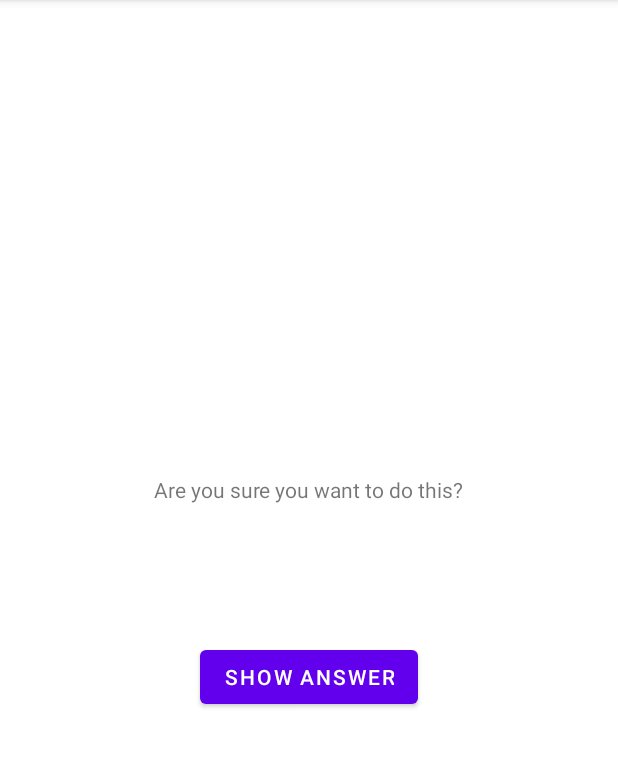
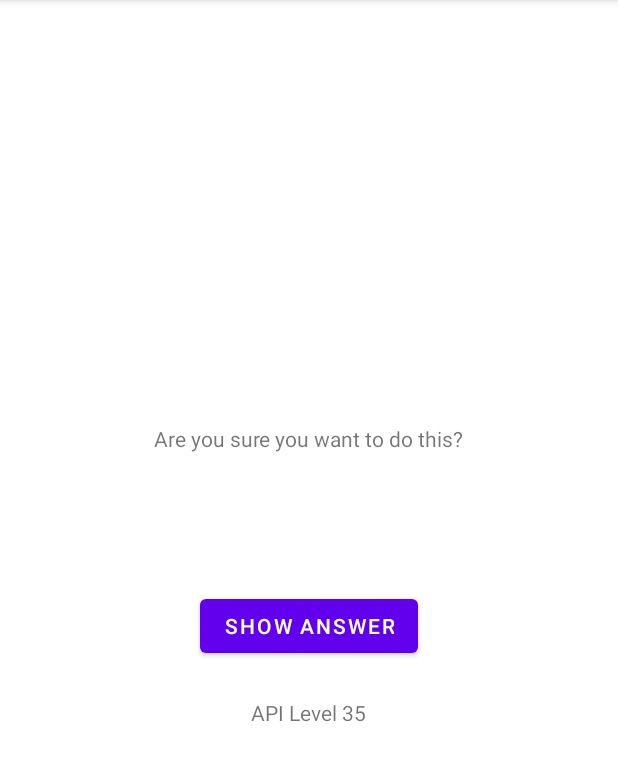
Before and after one commit to is-long/big-nerd-ranch-android, an Android app: the CheatActivity screen opened directly, with no data from a screen before it, on a phone screen of 412 x 824 dp, the part 84-865 px from its top. Run offline under Robolectric (Android 15) with nearby library versions, the phone set to English and light mode, and no system bars.

Commit message:
Done chapter 7 challenge: reporting the device's android's version

```diff
--- a/app/src/main/java/com/bignerdranch/android/geoquiz2/CheatActivity.kt
+++ b/app/src/main/java/com/bignerdranch/android/geoquiz2/CheatActivity.kt
@@ -3,6 +3,7 @@ package com.bignerdranch.android.geoquiz2
 import android.app.Activity
 import android.content.Context
 import android.content.Intent
+import android.os.Build
 import androidx.appcompat.app.AppCompatActivity
 import android.os.Bundle
 import android.widget.Button
@@ -17,6 +18,7 @@ private const val EXTRA_ANSWER_IS_TRUE =
 class CheatActivity : AppCompatActivity() {
 
     private lateinit var answerTextView: TextView
+    private lateinit var deviceAndroidVersionTextView: TextView
     private lateinit var showAnswerButton: Button
 
     // like static, avoid exposing EXTRA_ANSWER_IS_TRUE to other classes
@@ -38,6 +40,7 @@ class CheatActivity : AppCompatActivity() {
         answerIsTrue = intent.getBooleanExtra(EXTRA_ANSWER_IS_TRUE, false)
         answerTextView = findViewById(R.id.answer_text_view)
         showAnswerButton = findViewById(R.id.show_answer_button)
+        deviceAndroidVersionTextView =  findViewById(R.id.device_android_version)
         showAnswerButton.setOnClickListener {
             val answerText = when {
                 answerIsTrue -> R.string.true_button
@@ -47,6 +50,8 @@ class CheatActivity : AppCompatActivity() {
 
             setAnswerShownResult(true)
         }
+
+        deviceAndroidVersionTextView.text = "API Level " +  Build.VERSION.SDK_INT
     }
 
     // pack up result code, ready to be sent when CheatActivity is destroyed
--- a/app/src/main/res/layout/activity_cheat.xml
+++ b/app/src/main/res/layout/activity_cheat.xml
@@ -26,4 +26,11 @@
         android:layout_height="wrap_content"
         android:text="@string/show_answer_button"
         />
+    <TextView
+        android:id="@+id/device_android_version"
+        android:layout_width="wrap_content"
+        android:layout_height="wrap_content"
+        android:padding="24dp"
+        tools:text="API Level XX"
+        />
 </LinearLayout>
```
